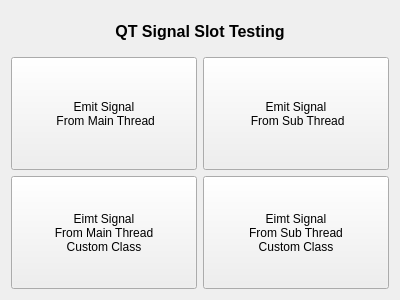
First picture: the form in QtGuiApplicationTest/QtGuiApplicationTest/MiscellaneousSignalSlot.ui, repository xautshuanglong/QtLearningRepository, before the edit.
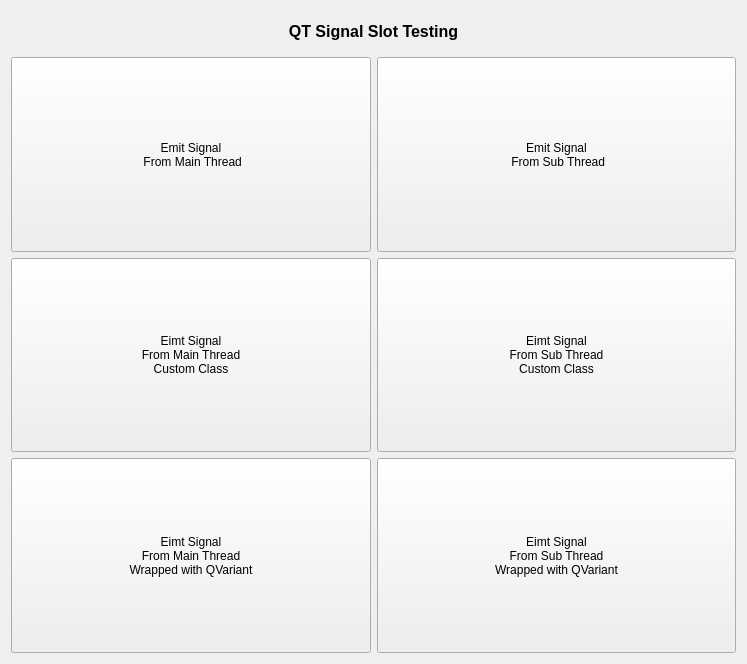
Second picture: the form after the edit. Custom widgets are drawn as their Qt base class.

Commit message: QVariant 包装自定义结构体测试

```diff
--- a/QtGuiApplicationTest/QtGuiApplicationTest/MiscellaneousSignalSlot.ui
+++ b/QtGuiApplicationTest/QtGuiApplicationTest/MiscellaneousSignalSlot.ui
@@ -6,8 +6,8 @@
    <rect>
     <x>0</x>
     <y>0</y>
-    <width>400</width>
-    <height>300</height>
+    <width>747</width>
+    <height>664</height>
    </rect>
   </property>
   <property name="windowTitle">
@@ -101,6 +101,36 @@
        </property>
       </widget>
      </item>
+     <item row="2" column="0">
+      <widget class="QPushButton" name="btnEmitSignalMainThreadQVariant">
+       <property name="sizePolicy">
+        <sizepolicy hsizetype="Expanding" vsizetype="Expanding">
+         <horstretch>0</horstretch>
+         <verstretch>0</verstretch>
+        </sizepolicy>
+       </property>
+       <property name="text">
+        <string>Eimt Signal
+From Main Thread
+Wrapped with QVariant</string>
+       </property>
+      </widget>
+     </item>
+     <item row="2" column="1">
+      <widget class="QPushButton" name="btnEmitSignalSubThreadQVariant">
+       <property name="sizePolicy">
+        <sizepolicy hsizetype="Expanding" vsizetype="Expanding">
+         <horstretch>0</horstretch>
+         <verstretch>0</verstretch>
+        </sizepolicy>
+       </property>
+       <property name="text">
+        <string>Eimt Signal
+From Sub Thread
+Wrapped with QVariant</string>
+       </property>
+      </widget>
+     </item>
     </layout>
    </item>
   </layout>
```
Left out of the diff: 28 changed lines with no effect on the pictures. The commit also changes 2 other files.
